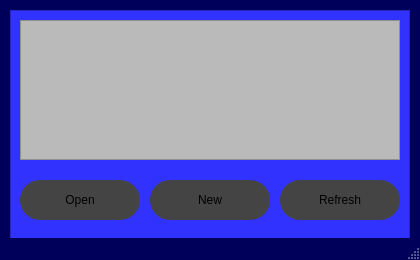
This is GUI/CharListWindow.ui in IcaroCastro/MnM-Combat-Manager as Qt 5 draws it before an edit. The edited form follows.
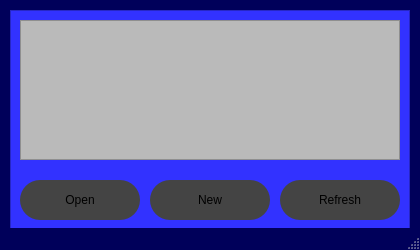
This is the edited form.

Commit message: Atualizações de algumas UIs e criação de funções de combate (damage & heal)

What changed in the file:
```diff
--- a/GUI/CharListWindow.ui
+++ b/GUI/CharListWindow.ui
@@ -7,7 +7,7 @@
     <x>0</x>
     <y>0</y>
     <width>420</width>
-    <height>260</height>
+    <height>250</height>
    </rect>
   </property>
   <property name="windowTitle">
```
The commit also changes 5 other files.
